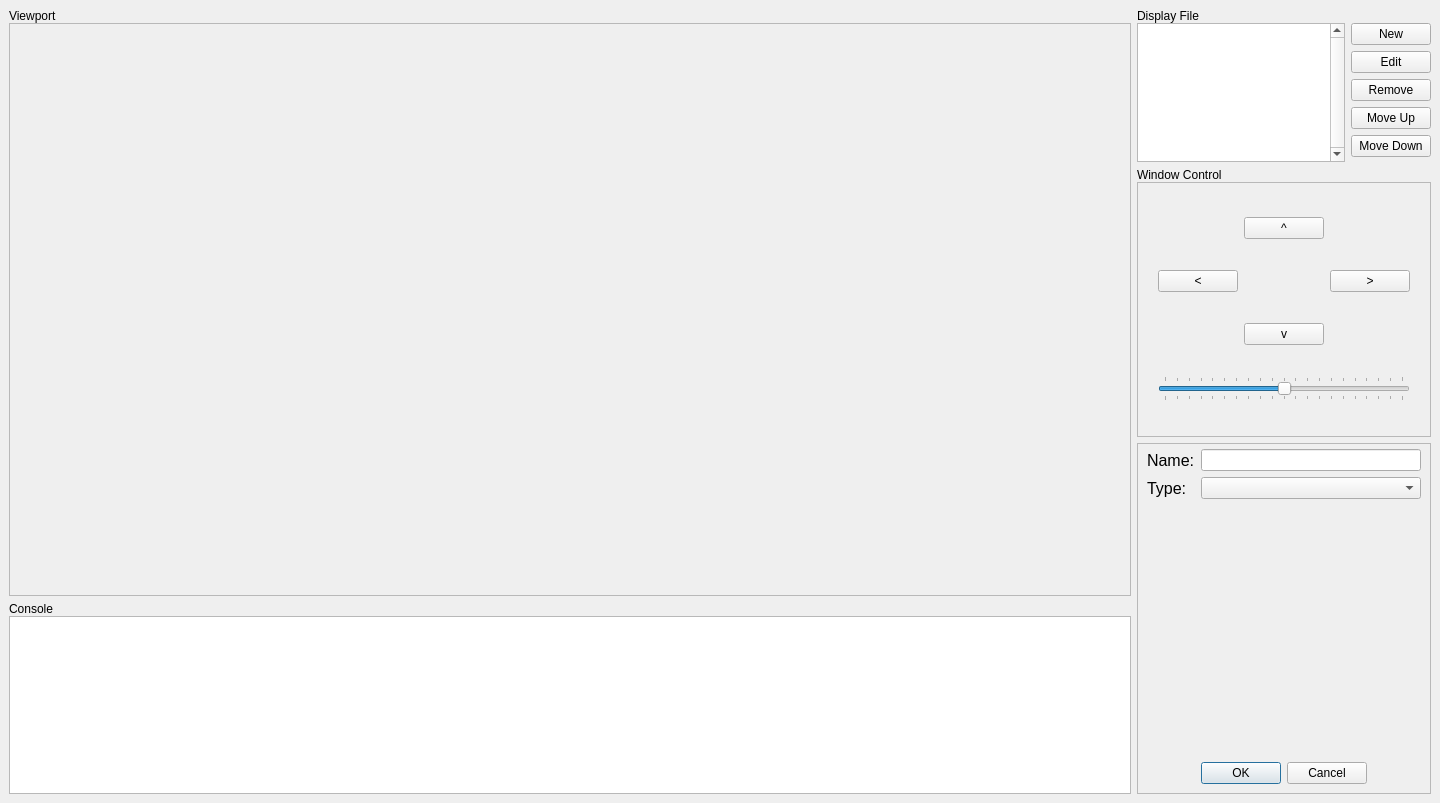
RamAddict/Interactive-Graphical-System, file data/main.ui: the form before one commit.
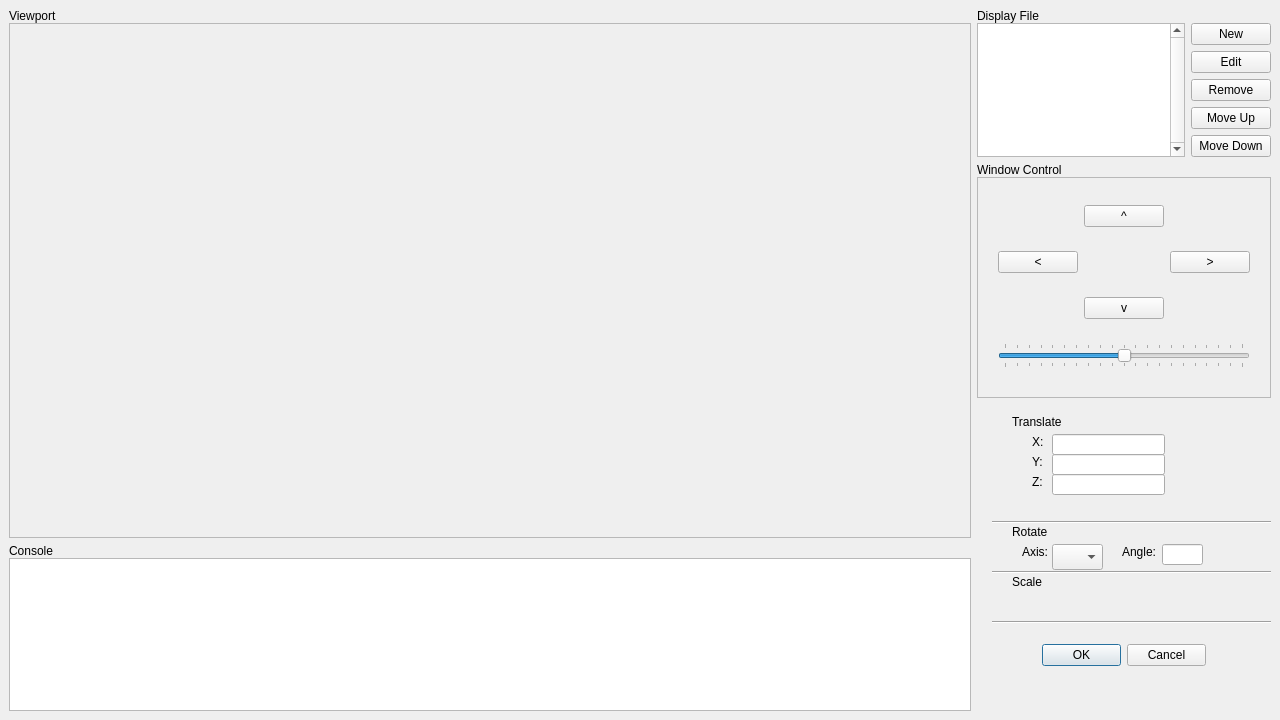
The form after the commit.

Commit message: Stack transform widget

The edit to the form file:
```diff
--- a/data/main.ui
+++ b/data/main.ui
@@ -9,8 +9,8 @@
    <rect>
     <x>0</x>
     <y>0</y>
-    <width>1440</width>
-    <height>803</height>
+    <width>1280</width>
+    <height>720</height>
    </rect>
   </property>
   <property name="windowTitle">
@@ -195,11 +195,53 @@
       </item>
      </layout>
     </item>
+    <item row="3" column="0">
+     <layout class="QVBoxLayout" name="consoleLayout" stretch="0,1">
+      <property name="spacing">
+       <number>0</number>
+      </property>
+      <item>
+       <widget class="QLabel" name="consoleLabel">
+        <property name="text">
+         <string>Console</string>
+        </property>
+       </widget>
+      </item>
+      <item>
+       <widget class="QTextBrowser" name="consoleArea"/>
+      </item>
+     </layout>
+    </item>
     <item row="2" column="1" rowspan="2">
-     <layout class="QVBoxLayout" name="objectLayout" stretch="0">
+     <widget class="QStackedWidget" name="componentWidget">
+      <property name="currentIndex">
+       <number>3</number>
+      </property>
+      <widget class="QWidget" name="emptyPage"/>
+      <widget class="QWidget" name="objectPage">
+       <layout class="QVBoxLayout" name="verticalLayout_2">
       <property name="spacing">
        <number>0</number>
       </property>
+        <property name="leftMargin">
+         <number>0</number>
+        </property>
+        <property name="topMargin">
+         <number>0</number>
+        </property>
+        <property name="rightMargin">
+         <number>0</number>
+        </property>
+        <property name="bottomMargin">
+         <number>0</number>
+        </property>
+        <item>
+         <widget class="QLabel" name="objectLabel">
+          <property name="text">
+           <string>Object</string>
+          </property>
+         </widget>
+        </item>
       <item>
        <widget class="QScrollArea" name="objectArea">
         <property name="enabled">
@@ -213,11 +255,11 @@
           <rect>
            <x>0</x>
            <y>0</y>
-           <width>277</width>
-           <height>322</height>
-          </rect>
-         </property>
-         <layout class="QVBoxLayout" name="verticalLayout" stretch="0,0">
+             <width>186</width>
+             <height>123</height>
+            </rect>
+           </property>
+           <layout class="QVBoxLayout" name="verticalLayout" stretch="1,0">
           <property name="topMargin">
            <number>5</number>
           </property>
@@ -295,23 +337,263 @@
        </widget>
       </item>
      </layout>
-    </item>
-    <item row="3" column="0">
-     <layout class="QVBoxLayout" name="consoleLayout" stretch="0,1">
-      <property name="spacing">
+      </widget>
+      <widget class="QWidget" name="tabbedPage">
+       <layout class="QVBoxLayout" name="verticalLayout_3">
+        <property name="leftMargin">
        <number>0</number>
       </property>
+        <property name="topMargin">
+         <number>0</number>
+        </property>
+        <property name="rightMargin">
+         <number>0</number>
+        </property>
+        <property name="bottomMargin">
+         <number>0</number>
+        </property>
       <item>
-       <widget class="QLabel" name="consoleLabel">
-        <property name="text">
-         <string>Console</string>
-        </property>
-       </widget>
-      </item>
-      <item>
-       <widget class="QTextBrowser" name="consoleArea"/>
-      </item>
-     </layout>
+         <widget class="QTabWidget" name="tabWidget">
+          <property name="tabPosition">
+           <enum>QTabWidget::North</enum>
+          </property>
+          <property name="currentIndex">
+           <number>1</number>
+          </property>
+          <property name="usesScrollButtons">
+           <bool>false</bool>
+          </property>
+          <widget class="QWidget" name="translateTab">
+           <attribute name="title">
+            <string>Translate</string>
+           </attribute>
+          </widget>
+          <widget class="QWidget" name="rotateTab">
+           <attribute name="title">
+            <string>Rotate</string>
+           </attribute>
+          </widget>
+          <widget class="QWidget" name="scaleTab">
+           <attribute name="title">
+            <string>Scale</string>
+           </attribute>
+          </widget>
+         </widget>
+        </item>
+       </layout>
+      </widget>
+      <widget class="QWidget" name="transformPage">
+       <widget class="QLabel" name="translate_x_label">
+        <property name="geometry">
+         <rect>
+          <x>55</x>
+          <y>30</y>
+          <width>16</width>
+          <height>16</height>
+         </rect>
+        </property>
+        <property name="text">
+         <string>X:</string>
+        </property>
+       </widget>
+       <widget class="QLabel" name="angle_label">
+        <property name="geometry">
+         <rect>
+          <x>145</x>
+          <y>140</y>
+          <width>41</width>
+          <height>16</height>
+         </rect>
+        </property>
+        <property name="text">
+         <string>Angle:</string>
+        </property>
+       </widget>
+       <widget class="QLabel" name="rotate_label">
+        <property name="geometry">
+         <rect>
+          <x>35</x>
+          <y>120</y>
+          <width>41</width>
+          <height>16</height>
+         </rect>
+        </property>
+        <property name="text">
+         <string>Rotate</string>
+        </property>
+       </widget>
+       <widget class="QLabel" name="translate_z_label">
+        <property name="geometry">
+         <rect>
+          <x>55</x>
+          <y>70</y>
+          <width>16</width>
+          <height>16</height>
+         </rect>
+        </property>
+        <property name="text">
+         <string>Z:</string>
+        </property>
+       </widget>
+       <widget class="QLabel" name="translate_y_label_2">
+        <property name="geometry">
+         <rect>
+          <x>55</x>
+          <y>50</y>
+          <width>16</width>
+          <height>16</height>
+         </rect>
+        </property>
+        <property name="text">
+         <string>Y:</string>
+        </property>
+       </widget>
+       <widget class="Line" name="line_3">
+        <property name="geometry">
+         <rect>
+          <x>15</x>
+          <y>210</y>
+          <width>281</width>
+          <height>16</height>
+         </rect>
+        </property>
+        <property name="orientation">
+         <enum>Qt::Horizontal</enum>
+        </property>
+       </widget>
+       <widget class="QLineEdit" name="rotate_angle_input">
+        <property name="geometry">
+         <rect>
+          <x>185</x>
+          <y>140</y>
+          <width>41</width>
+          <height>21</height>
+         </rect>
+        </property>
+       </widget>
+       <widget class="QLabel" name="axis_label">
+        <property name="geometry">
+         <rect>
+          <x>45</x>
+          <y>140</y>
+          <width>31</width>
+          <height>16</height>
+         </rect>
+        </property>
+        <property name="text">
+         <string>Axis:</string>
+        </property>
+       </widget>
+       <widget class="QLabel" name="transate_label">
+        <property name="geometry">
+         <rect>
+          <x>35</x>
+          <y>10</y>
+          <width>60</width>
+          <height>16</height>
+         </rect>
+        </property>
+        <property name="text">
+         <string>Translate</string>
+        </property>
+       </widget>
+       <widget class="QLineEdit" name="translate_x">
+        <property name="geometry">
+         <rect>
+          <x>75</x>
+          <y>30</y>
+          <width>113</width>
+          <height>21</height>
+         </rect>
+        </property>
+       </widget>
+       <widget class="QLabel" name="scale_label">
+        <property name="geometry">
+         <rect>
+          <x>35</x>
+          <y>170</y>
+          <width>41</width>
+          <height>16</height>
+         </rect>
+        </property>
+        <property name="text">
+         <string>Scale</string>
+        </property>
+       </widget>
+       <widget class="QLineEdit" name="translate_z">
+        <property name="geometry">
+         <rect>
+          <x>75</x>
+          <y>70</y>
+          <width>113</width>
+          <height>21</height>
+         </rect>
+        </property>
+        <property name="readOnly">
+         <bool>true</bool>
+        </property>
+       </widget>
+       <widget class="QLineEdit" name="translate_y">
+        <property name="geometry">
+         <rect>
+          <x>75</x>
+          <y>50</y>
+          <width>113</width>
+          <height>21</height>
+         </rect>
+        </property>
+       </widget>
+       <widget class="QDialogButtonBox" name="trs_box_confirm">
+        <property name="geometry">
+         <rect>
+          <x>65</x>
+          <y>235</y>
+          <width>164</width>
+          <height>32</height>
+         </rect>
+        </property>
+        <property name="standardButtons">
+         <set>QDialogButtonBox::Cancel|QDialogButtonBox::Ok</set>
+        </property>
+       </widget>
+       <widget class="Line" name="line">
+        <property name="geometry">
+         <rect>
+          <x>15</x>
+          <y>110</y>
+          <width>281</width>
+          <height>16</height>
+         </rect>
+        </property>
+        <property name="orientation">
+         <enum>Qt::Horizontal</enum>
+        </property>
+       </widget>
+       <widget class="Line" name="line_2">
+        <property name="geometry">
+         <rect>
+          <x>15</x>
+          <y>160</y>
+          <width>281</width>
+          <height>16</height>
+         </rect>
+        </property>
+        <property name="orientation">
+         <enum>Qt::Horizontal</enum>
+        </property>
+       </widget>
+       <widget class="QComboBox" name="rotate_axis_select">
+        <property name="geometry">
+         <rect>
+          <x>75</x>
+          <y>140</y>
+          <width>51</width>
+          <height>26</height>
+         </rect>
+        </property>
+       </widget>
+      </widget>
+     </widget>
     </item>
    </layout>
   </widget>
```
Lines whose indentation alone changed are shown as unchanged. The commit also changes 4 other files.
